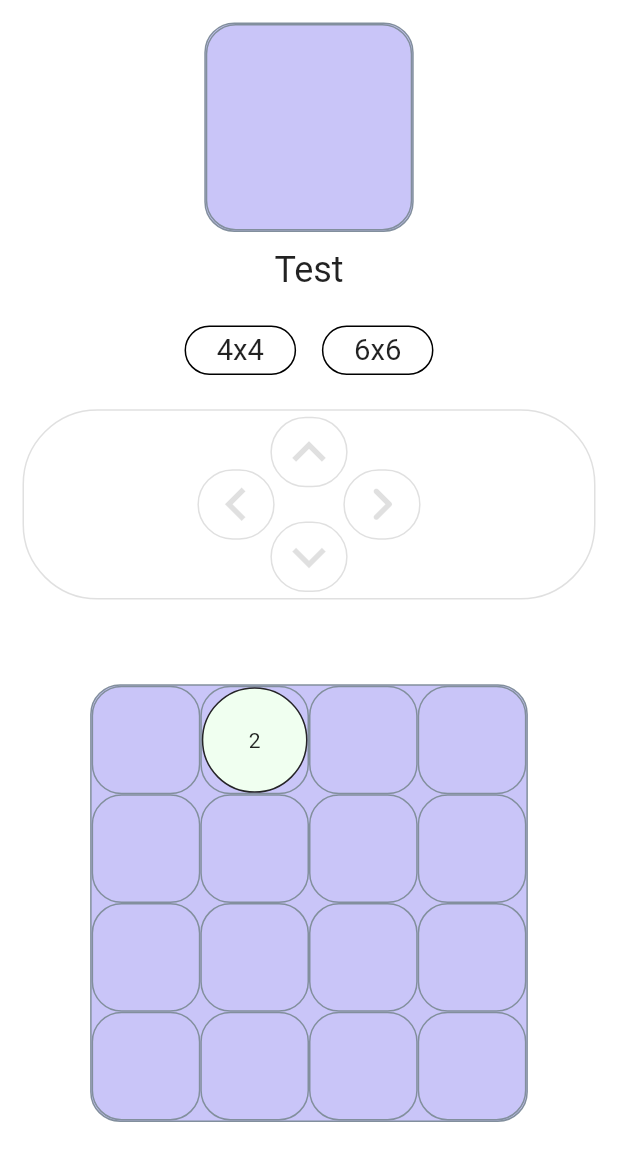
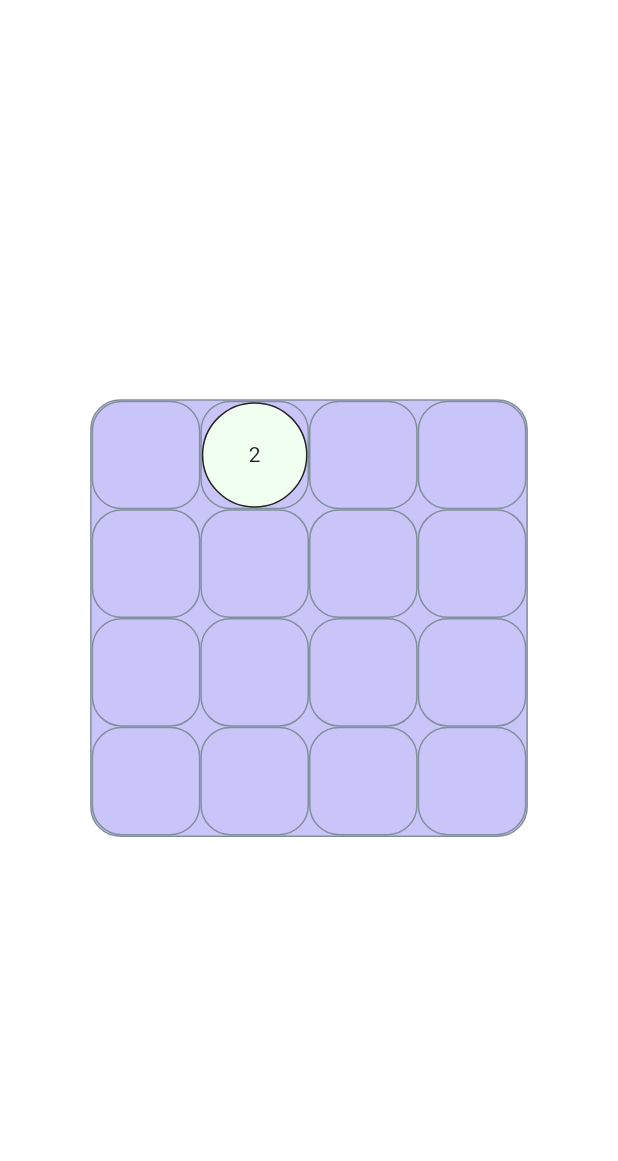
Before and after one commit to include9it/flutter_mini_games, a Flutter app: the PlayScreen screen opened directly, on a phone screen of 412 x 824 dp. Shown: the top 1161 px of the screen. Run offline on Flutter 3.47's test engine with Material 2 defaults, Android fonts, the phone set to English and light mode, and no system bars; our stand-ins replace bloc, flutter_bloc, freezed_annotation, logger; generated files the repository leaves out were written again.

Commit message:
added merge_screen.dart with blocs code refactor

```diff
--- a/lib/config/visual.dart
+++ b/lib/config/visual.dart
@@ -1,10 +1,11 @@
-import 'package:flutter_mini_games/screen_modules/play_screen/play_screen.dart';
+
+import 'package:flutter_mini_games/screen_modules/home_screen/home_screen.dart';
 
 double relativeToDesignPixels(double multiplier) =>
-    PlayScreen.screenSize!.width / 360 * multiplier;
+    HomeScreen.screenSize!.width / 360 * multiplier;
 
 double relativeWidth(double multiplier) =>
-    PlayScreen.screenSize!.width * multiplier;
+    HomeScreen.screenSize!.width * multiplier;
 
 double relativeHeight(double multiplier) =>
-    PlayScreen.screenSize!.height * multiplier;
+    HomeScreen.screenSize!.height * multiplier;
--- a/lib/screen_modules/home_screen/home_screen.dart
+++ b/lib/screen_modules/home_screen/home_screen.dart
@@ -4,6 +4,7 @@ import 'package:flutter_mini_games/widgets/game_2048_widget/buttons/play_control
 import 'package:flutter_mini_games/widgets/play_scaffold/play_scaffold.dart';
 
 class HomeScreen extends StatelessWidget {
+  static Size? screenSize;
   late final NavigationManager _navigationManager;
 
   HomeScreen({
@@ -15,6 +16,8 @@ class HomeScreen extends StatelessWidget {
 
   @override
   Widget build(BuildContext context) {
+    HomeScreen.screenSize = MediaQuery.of(context).size;
+
     return PlayScaffold(
       builder: (theme) {
         return Center(
--- /dev/null
+++ b/lib/screen_modules/merge_screen/blocs/merge_screen_cubit.dart
@@ -0,0 +1,6 @@
+import 'package:flutter_bloc/flutter_bloc.dart';
+import 'package:flutter_mini_games/screen_modules/merge_screen/blocs/merge_screen_state.dart';
+
+class MergeScreenCubit extends Cubit<MergeScreenState> {
+  MergeScreenCubit() : super(const MergeScreenState.initial());
+}
--- a/lib/screen_modules/play_screen/play_screen.dart
+++ b/lib/screen_modules/play_screen/play_screen.dart
@@ -4,13 +4,11 @@ import 'package:flutter_mini_games/config/visual.dart';
 import 'package:flutter_mini_games/widgets/game_2048_widget/blocs/play_board_cubit.dart';
 import 'package:flutter_mini_games/widgets/game_2048_widget/blocs/play_board_state.dart';
 import 'package:flutter_mini_games/widgets/game_2048_widget/play_board.dart';
-import 'package:flutter_mini_games/widgets/game_2048_widget/widgets/play_app_bar.dart';
 import 'package:flutter_mini_games/widgets/interaction/swipe_detector/swipe_detector.dart';
 import 'package:flutter_mini_games/widgets/interaction/swipe_detector/swipe_detector_config.dart';
 import 'package:flutter_mini_games/widgets/play_scaffold/play_scaffold.dart';
 
 class PlayScreen extends StatelessWidget {
-  static Size? screenSize;
   final int width;
   final int height;
 
@@ -22,8 +20,6 @@ class PlayScreen extends StatelessWidget {
 
   @override
   Widget build(BuildContext context) {
-    PlayScreen.screenSize = MediaQuery.of(context).size;
-
     return PlayScaffold(builder: (theme) {
       return BlocProvider(
         create: (context) => PlayBoardCubit(
@@ -39,15 +35,9 @@ class PlayScreen extends StatelessWidget {
                 padding: const EdgeInsets.symmetric(
                     horizontal: 15.0, vertical: 15.0),
                 child: Column(
+                  mainAxisAlignment: MainAxisAlignment.center,
                   children: [
-                    const Flexible(
-                      flex: 5,
-                      fit: FlexFit.loose,
-                      child: PlayAppBar(),
-                    ),
-                    Flexible(
-                      flex: 4,
-                      child: SwipeDetector(
+                    SwipeDetector(
                       onSwipeUp: () => playBoardCubit.swipeUp(),
                       onSwipeDown: () => playBoardCubit.swipeDown(),
                       onSwipeLeft: () => playBoardCubit.swipeLeft(),
@@ -61,7 +51,6 @@ class PlayScreen extends StatelessWidget {
                         ),
                       ),
                     ),
-                    ),
                   ],
                 ),
               ),
--- a/lib/services/navigation/navigation_manager.dart
+++ b/lib/services/navigation/navigation_manager.dart
@@ -1,7 +1,7 @@
 import 'package:flutter/material.dart';
 import 'package:flutter_mini_games/main.dart';
 import 'package:flutter_mini_games/screen_modules/home_screen/home_screen.dart';
-import 'package:flutter_mini_games/screen_modules/play_screen/play_screen.dart';
+import 'package:flutter_mini_games/screen_modules/merge_screen/merge_screen.dart';
 
 class NavigationManager {
   BuildContext get _context => navigatorKey.currentState!.context;
@@ -37,7 +37,7 @@ class NavigationManager {
     Navigator.push(
         _context,
         MaterialPageRoute(
-          builder: (_) => const PlayScreen(),
+          builder: (_) => const MergeScreen(),
         ));
   }
 }
--- a/lib/widgets/game_2048_widget/widgets/play_app_bar.dart
+++ b/lib/widgets/game_2048_widget/widgets/merge_debug_app_bar.dart
@@ -7,8 +7,8 @@ import 'package:flutter_mini_games/widgets/game_2048_widget/buttons/play_control
 import 'package:flutter_mini_games/widgets/game_2048_widget/buttons/play_control_buttons.dart';
 import 'package:flutter_mini_games/widgets/game_2048_widget/play_board.dart';
 
-class PlayAppBar extends StatelessWidget {
-  const PlayAppBar({Key? key}) : super(key: key);
+class MergeDebugAppBar extends StatelessWidget {
+  const MergeDebugAppBar({Key? key}) : super(key: key);
 
   @override
   Widget build(BuildContext context) {
```
Also changed, not shown: lib/screen_modules/merge_screen/blocs/merge_screen_state.dart (added, +8 -0 lines), lib/screen_modules/merge_screen/merge_screen.dart (added, +36 -0 lines). Lines whose indentation alone changed are shown as unchanged.
